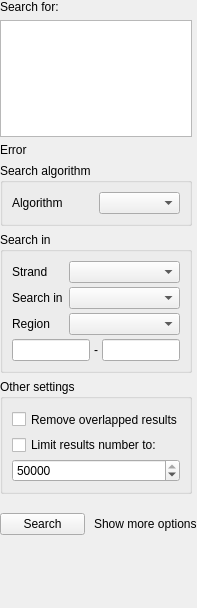
Qt form src/corelibs/U2View/src/ov_sequence/find_pattern/ui/FindPatternForm.ui (violethaze74/ugene) before a commit.
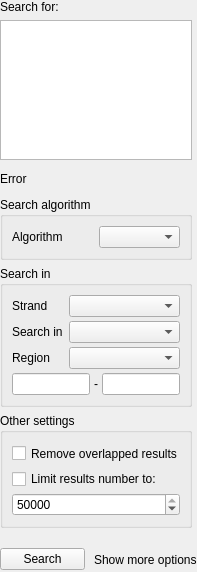
The same form after that commit.

Commit message: UGENE-392: Minor improvements in GUI and fix of the "Search" button blocking when pattern has incorrect length.

```diff
--- a/src/corelibs/U2View/src/ov_sequence/find_pattern/ui/FindPatternForm.ui
+++ b/src/corelibs/U2View/src/ov_sequence/find_pattern/ui/FindPatternForm.ui
@@ -7,9 +7,15 @@
     <x>0</x>
     <y>0</y>
     <width>197</width>
-    <height>608</height>
+    <height>572</height>
    </rect>
   </property>
+  <property name="minimumSize">
+   <size>
+    <width>0</width>
+    <height>100</height>
+   </size>
+  </property>
   <property name="windowTitle">
    <string>Form</string>
   </property>
@@ -320,19 +326,6 @@
      </item>
     </layout>
    </item>
-   <item row="9" column="1">
-    <spacer name="verticalSpacer">
-     <property name="orientation">
-      <enum>Qt::Vertical</enum>
-     </property>
-     <property name="sizeHint" stdset="0">
-      <size>
-       <width>20</width>
-       <height>96</height>
-      </size>
-     </property>
-    </spacer>
-   </item>
   </layout>
  </widget>
  <resources/>
```
Left out of the diff: 4 changed lines with no effect on the pictures. The commit also changes 4 other files.
